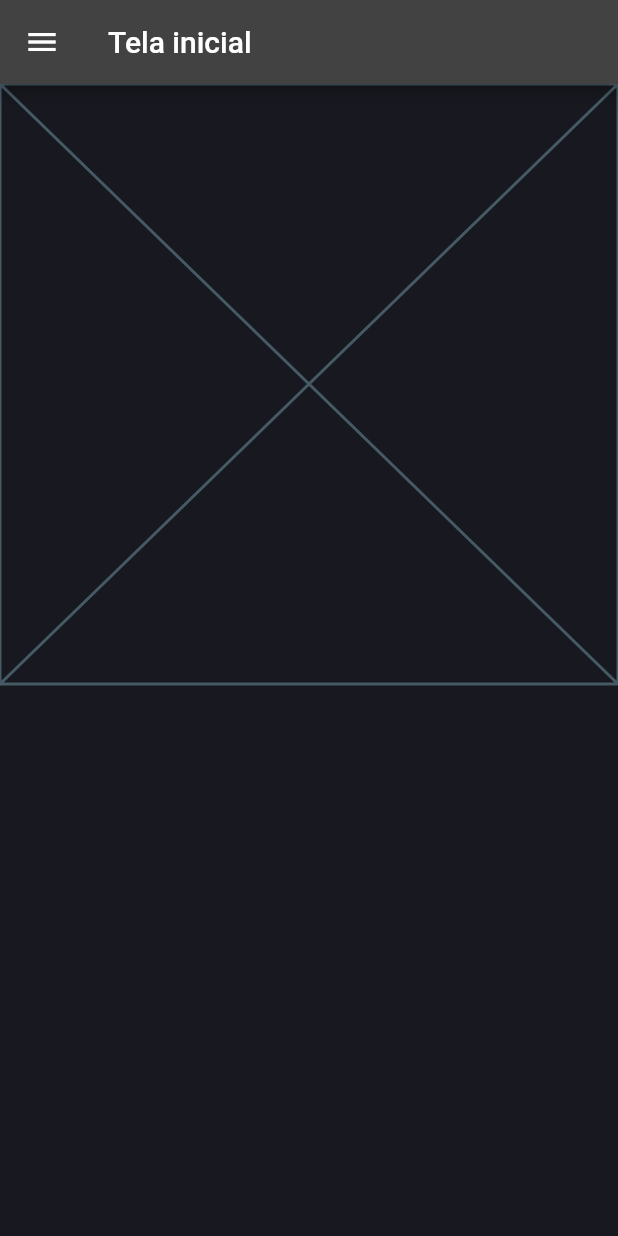
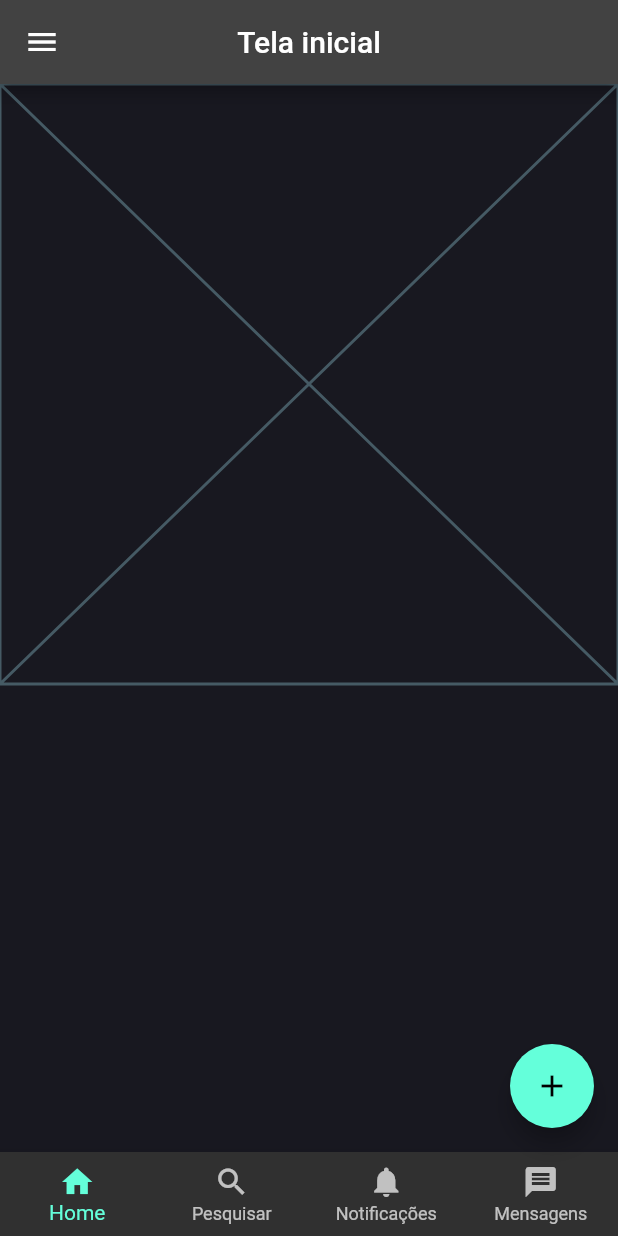
Before and after one commit to RockabZ/Lackstage, a Flutter app: the screen it shows once a user with an empty profile is signed in, on a phone screen of 412 x 824 dp. Run offline on Flutter 3.47's test engine with Material 2 defaults, Android fonts, the phone set to English and light mode, and no system bars; our stand-ins replace firebase_auth, firebase_core, flutter_svg; accounts and stored records are empty; network calls fail.

Commit message:
feat: adds new things adds mobile and desktop home page and add post page

```diff
--- /dev/null
+++ b/lib/Constants.dart
@@ -0,0 +1,45 @@
+import 'package:flutter/material.dart';
+import 'package:lackstage/Pallete.dart';
+import 'package:lackstage/Services/Firebase/Auth.dart';
+
+var myAppBar = AppBar(
+  centerTitle: true,
+  title: const Text('Tela inicial'),
+);
+
+var myDrawer = Drawer(
+  child: Column(children: [
+    DrawerHeader(
+        child: Image.asset(
+      'assets/images/Logo.png',
+      height: 75,
+    )),
+    ListTile(
+      leading: const Icon(Icons.home),
+      title: const Text('Pagina Inicial'),
+      onTap: () {},
+    ),
+    ListTile(
+      leading: const Icon(Icons.account_box_outlined),
+      title: const Text('Perfil'),
+      onTap: () {},
+    ),
+    Expanded(
+      child: Align(
+        alignment: FractionalOffset.bottomCenter,
+        child: Padding(
+          padding: const EdgeInsets.all(8.0),
+          child: ListTile(
+            leading: const Icon(Icons.logout),
+            iconColor: Pallete.redColor,
+            title: const Text('Deslogar',
+                style: TextStyle(color: Pallete.redColor)),
+            onTap: () {
+              authUser().deslogar();
+            },
+          ),
+        ),
+      ),
+    )
+  ]),
+);
--- a/lib/Pages/HomePage.dart
+++ /dev/null
@@ -1,36 +0,0 @@
-import 'package:flutter/material.dart';
-import 'package:lackstage/Services/Firebase/Auth.dart';
-
-class HomePage extends StatefulWidget {
-  const HomePage({super.key});
-
-  @override
-  State<HomePage> createState() => _HomePageState();
-}
-
-class _HomePageState extends State<HomePage> {
-  @override
-  Widget build(BuildContext context) {
-    return Scaffold(
-      appBar: AppBar(
-        title: const Text('Tela inicial'),
-      ),
-      drawer: Drawer(
-        child: ListView(children: [
-          ListTile(
-            leading: const Icon(Icons.logout),
-            title: const Text('Deslogar'),
-            onTap: () {
-              authUser().deslogar();
-            },
-          )
-        ]),
-      ),
-      body: const Column(
-        children: [
-          Placeholder(),
-        ],
-      ),
-    );
-  }
-}
--- a/lib/Pallete.dart
+++ b/lib/Pallete.dart
@@ -1,10 +1,12 @@
 import 'package:flutter/material.dart';
 
 class Pallete {
+  static const Color greyColor = Colors.grey;
   static const Color backgroundColor = Color.fromRGBO(24, 24, 32, 1);
   static const Color gradient1 = Color.fromRGBO(66, 63, 221, 1);
   static const Color gradient2 = Color.fromRGBO(130, 109, 251, 1);
   static const Color gradient3 = Color.fromRGBO(207, 124, 255, 1);
   static const Color borderColor = Color.fromRGBO(52, 51, 67, 1);
   static const Color whiteColor = Colors.white;
+  static const Color redColor = Colors.red;
 }
--- /dev/null
+++ b/lib/Responsive/MobileHomePage.dart
@@ -0,0 +1,46 @@
+import 'package:flutter/material.dart';
+import 'package:lackstage/Constants.dart';
+import 'package:lackstage/Pages/Posts/AddPost.dart';
+
+class MobileHomePage extends StatefulWidget {
+  const MobileHomePage({super.key});
+
+  @override
+  State<MobileHomePage> createState() => _HomePageState();
+}
+
+class _HomePageState extends State<MobileHomePage> {
+  @override
+  Widget build(BuildContext context) {
+    return Scaffold(
+      appBar: myAppBar,
+      drawer: myDrawer,
+      body: const Column(
+        children: [
+          Placeholder(),
+        ],
+      ),
+      floatingActionButton: FloatingActionButton(
+        onPressed: () {
+          Navigator.push(
+              context,
+              MaterialPageRoute(
+                builder: (context) => const AddPostPage(),
+              ));
+        },
+        child: Icon(Icons.add),
+      ),
+      bottomNavigationBar: BottomNavigationBar(
+          type: BottomNavigationBarType.fixed,
+          items: const [
+            BottomNavigationBarItem(icon: Icon(Icons.home), label: 'Home'),
+            BottomNavigationBarItem(
+                icon: Icon(Icons.search), label: 'Pesquisar'),
+            BottomNavigationBarItem(
+                icon: Icon(Icons.notifications), label: 'Notificações'),
+            BottomNavigationBarItem(
+                icon: Icon(Icons.message), label: 'Mensagens'),
+          ]),
+    );
+  }
+}
--- /dev/null
+++ b/lib/Responsive/responsive_layout.dart
@@ -0,0 +1,21 @@
+import 'package:flutter/material.dart';
+
+class ResponsiveLayout extends StatelessWidget {
+  final Widget mobileScaffold;
+  final Widget desktopScaffold;
+  const ResponsiveLayout(
+      {required this.desktopScaffold, required this.mobileScaffold, super.key});
+
+  @override
+  Widget build(BuildContext context) {
+    return LayoutBuilder(
+      builder: (context, constraints) {
+        if (constraints.maxWidth < 500) {
+          return mobileScaffold;
+        } else {
+          return desktopScaffold;
+        }
+      },
+    );
+  }
+}
--- a/lib/Services/Firebase/Auth.dart
+++ b/lib/Services/Firebase/Auth.dart
@@ -5,8 +5,6 @@ class authUser {
   cadastrarUsuario(
       {required String nome,
       required String email,
-      required String telefone,
-      required String cpf,
       required String senha}) async {
     UserCredential userCredential = await _firebaseAuth
         .createUserWithEmailAndPassword(email: email, password: senha);
--- a/lib/main.dart
+++ b/lib/main.dart
@@ -1,7 +1,9 @@
 import 'package:firebase_auth/firebase_auth.dart';
 import 'package:firebase_core/firebase_core.dart';
 import 'package:flutter/material.dart';
-import 'package:lackstage/Pages/HomePage.dart';
+import 'package:lackstage/Responsive/DesktopHomePage.dart';
+import 'package:lackstage/Responsive/MobileHomePage.dart';
+import 'package:lackstage/Responsive/responsive_layout.dart';
 import 'Pages/LoginPage.dart';
 import 'Pallete.dart';
 import 'firebase_options.dart';
@@ -37,7 +39,10 @@ class RoteadorTela extends StatelessWidget {
       stream: FirebaseAuth.instance.userChanges(),
       builder: (context, snapshot) {
         if (snapshot.hasData) {
-          return HomePage();
+          return const ResponsiveLayout(
+            desktopScaffold: DesktopHomePage(),
+            mobileScaffold: MobileHomePage(),
+          );
         } else {
           return LoginPage();
         }
```
Also changed, not shown: lib/Pages/Posts/AddPost.dart (added, +75 -0 lines), lib/Pages/RegisterPage.dart (+1 -7 lines), lib/Responsive/DesktopHomePage.dart (added, +24 -0 lines).
